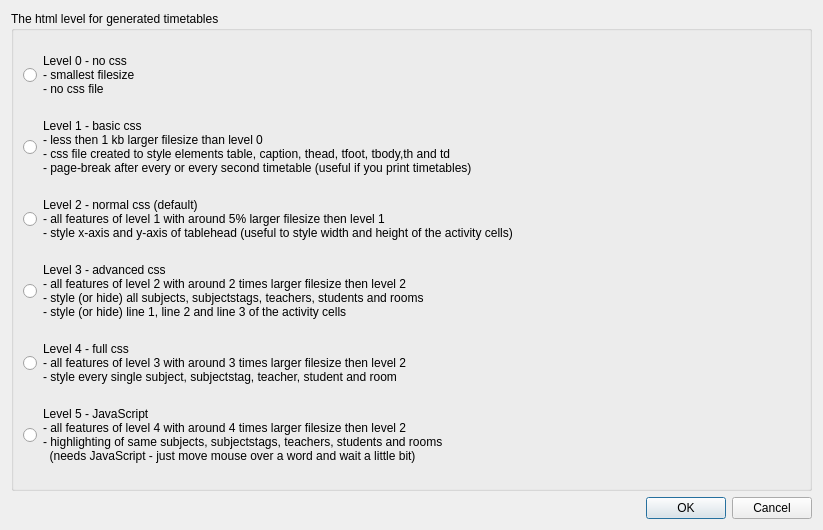
Before: the Qt Designer form src/interface/settingstimetablehtmllevelform_template.ui in janLo/FET, drawn with Qt 5.
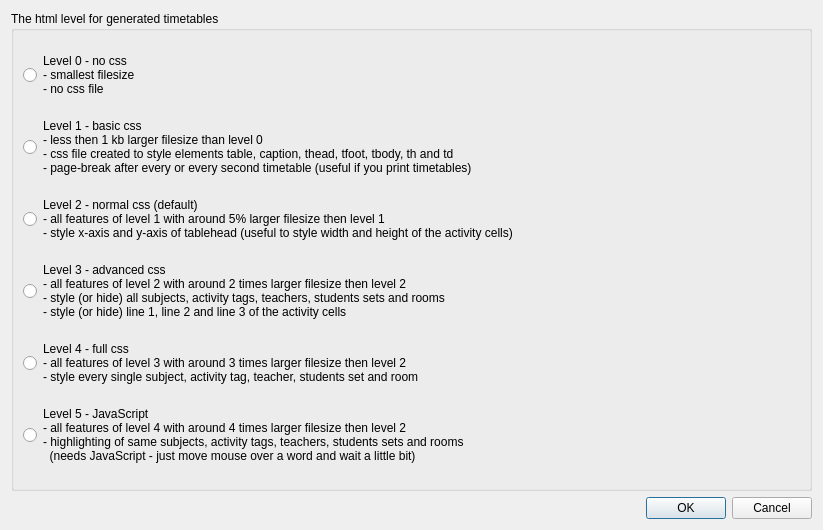
After: the same form once the commit is applied.

```diff
--- a/src/interface/settingstimetablehtmllevelform_template.ui
+++ b/src/interface/settingstimetablehtmllevelform_template.ui
@@ -33,7 +33,7 @@
         <property name="text" >
          <string>Level 1 - basic css
 - less then 1 kb larger filesize than level 0
-- css file created to style elements table, caption, thead, tfoot, tbody,th and td
+- css file created to style elements table, caption, thead, tfoot, tbody, th and td
 - page-break after every or every second timetable (useful if you print timetables)</string>
         </property>
        </widget>
@@ -52,7 +52,7 @@
         <property name="text" >
          <string>Level 3 - advanced css
 - all features of level 2 with around 2 times larger filesize then level 2
-- style (or hide) all subjects, subjectstags, teachers, students and rooms
+- style (or hide) all subjects, activity tags, teachers, students sets and rooms
 - style (or hide) line 1, line 2 and line 3 of the activity cells</string>
         </property>
        </widget>
@@ -68,7 +68,7 @@
         <property name="text" >
          <string>Level 4 - full css
 - all features of level 3 with around 3 times larger filesize then level 2
-- style every single subject, subjectstag, teacher, student and room</string>
+- style every single subject, activity tag, teacher, students set and room</string>
         </property>
        </widget>
       </item>
@@ -83,7 +83,7 @@
         <property name="text" >
          <string>Level 5 - JavaScript
 - all features of level 4 with around 4 times larger filesize then level 2
-- highlighting of same subjects, subjectstags, teachers, students and rooms
+- highlighting of same subjects, activity tags, teachers, students sets and rooms
   (needs JavaScript - just move mouse over a word and wait a little bit)</string>
         </property>
        </widget>
```
